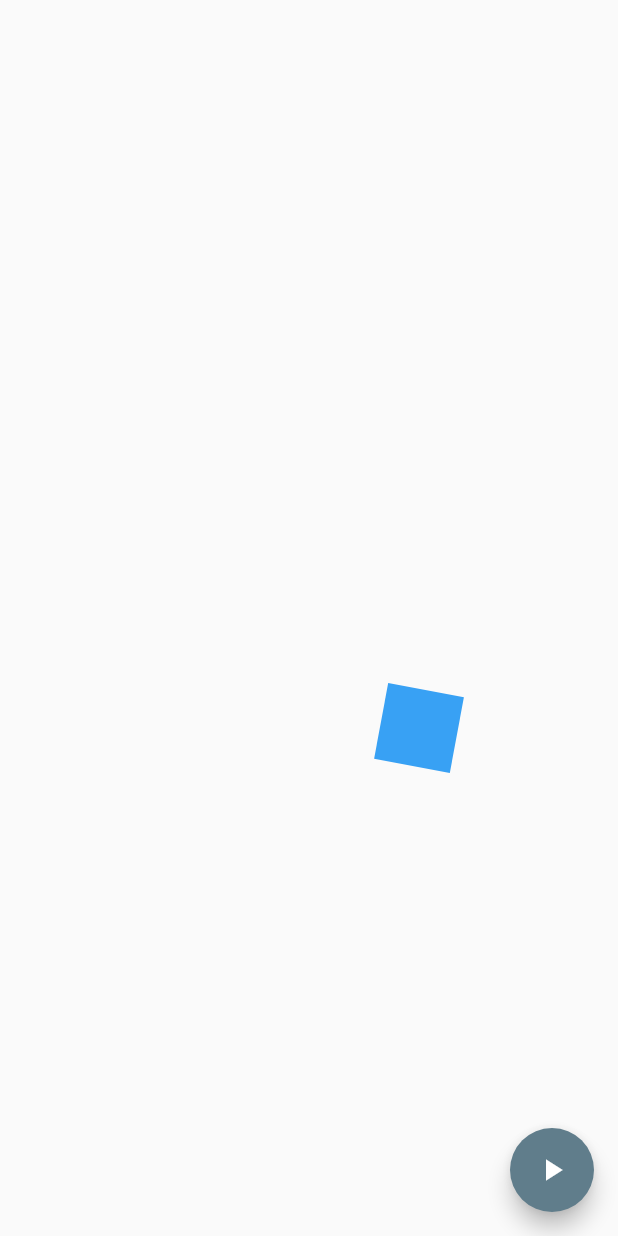
After one commit to JovannyRch/flutter_avanzado, a Flutter app: the screen it shows after launch, after a tap on "Animaciones", on a phone screen of 412 x 824 dp. The commit adds this screen. Run offline on Flutter 3.47's test engine with Material 2 defaults, Android fonts, the phone set to English and light mode, and no system bars.

Commit message:
Animaciones en flutter

```diff
--- a/lib/main.dart
+++ b/lib/main.dart
@@ -1,4 +1,5 @@
 import 'package:flutter/material.dart';
+import 'package:flutter_avanzado/screens/animaciones_screen.dart';
 import 'package:flutter_avanzado/screens/home_screen.dart';
 
 void main() => runApp(MyApp());
@@ -29,9 +30,18 @@ class Menu extends StatelessWidget {
               subtitle: Divider(),
               trailing: Icon(Icons.arrow_forward_ios),
               onTap: () {
-                print("Ir a alla");
                 Navigator.of(context).push(
                   MaterialPageRoute(builder: (context) => HomeScreen()),
+                );
+              },
+            ),
+            ListTile(
+              title: Text("Animaciones"),
+              subtitle: Divider(),
+              trailing: Icon(Icons.arrow_forward_ios),
+              onTap: () {
+                Navigator.of(context).push(
+                  MaterialPageRoute(builder: (context) => AnimacionesScreen()),
                 );
               },
             )
--- /dev/null
+++ b/lib/screens/animaciones_screen.dart
@@ -0,0 +1,97 @@
+import 'package:flutter/material.dart';
+import 'dart:math' as Math;
+
+class AnimacionesScreen extends StatelessWidget {
+  const AnimacionesScreen({Key key}) : super(key: key);
+
+  @override
+  Widget build(BuildContext context) {
+    return Scaffold(
+      floatingActionButton: FloatingActionButton(
+        backgroundColor: Colors.blueGrey,
+        onPressed: () {},
+        child: Icon(Icons.play_arrow),
+      ),
+      body: Center(
+        child: CuadradoAnimado(),
+      ),
+    );
+  }
+}
+
+class CuadradoAnimado extends StatefulWidget {
+  @override
+  _CuadradoAnimadoState createState() => _CuadradoAnimadoState();
+}
+
+class _CuadradoAnimadoState extends State<CuadradoAnimado>
+    with SingleTickerProviderStateMixin {
+  Animation<double> rotacion;
+  Animation<double> opacidad;
+  Animation<double> mover;
+  Animation<double> escala;
+  AnimationController animationCrl;
+
+  @override
+  void initState() {
+    animationCrl = new AnimationController(
+        vsync: this, duration: new Duration(milliseconds: 3000));
+    super.initState();
+
+    rotacion = Tween(begin: 0.0, end: Math.pi * 2)
+        .animate(CurvedAnimation(parent: animationCrl, curve: Curves.easeOut));
+
+    opacidad = Tween(begin: 0.0, end: 1.0).animate(CurvedAnimation(
+        parent: animationCrl,
+        curve: Interval(0.0, 0.5, curve: Curves.easeOut)));
+
+    mover = Tween(begin: 0.0, end: 200.0).animate(animationCrl);
+    escala = Tween(begin: 0.0, end: 2.0).animate(animationCrl);
+
+    animationCrl.addListener(() {
+      if (animationCrl.status == AnimationStatus.completed) {
+        animationCrl.reverse();
+      } else if (animationCrl.status == AnimationStatus.dismissed) {
+        animationCrl.forward();
+      }
+    });
+    //animationCrl.repeat();
+    animationCrl.forward();
+  }
+
+  @override
+  void dispose() {
+    animationCrl.dispose();
+    super.dispose();
+  }
+
+  @override
+  Widget build(BuildContext context) {
+    return AnimatedBuilder(
+      animation: animationCrl,
+      //child: _Rectangulo(),
+      builder: (BuildContext context, Widget child) {
+        return Transform.translate(
+            offset: Offset(mover.value, mover.value),
+            child: Transform.rotate(
+                angle: rotacion.value,
+                child: Opacity(
+                  child: Transform.scale(
+                      scale: escala.value, child: _Rectangulo()),
+                  opacity: opacidad.value,
+                )));
+      },
+    );
+  }
+}
+
+class _Rectangulo extends StatelessWidget {
+  @override
+  Widget build(BuildContext context) {
+    return Container(
+      width: 70,
+      height: 70,
+      decoration: BoxDecoration(color: Colors.blue),
+    );
+  }
+}
```
